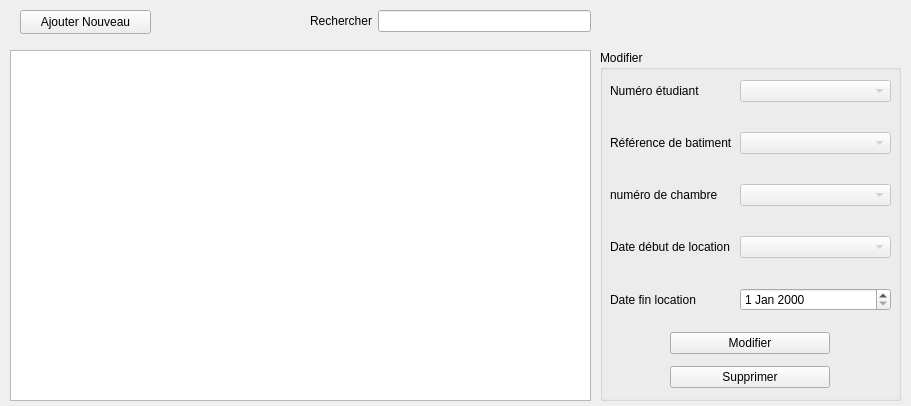
The window that cruds/louercrud.ui (Frankral/ProjetFinL1) describes before a commit, drawn with Qt 5.
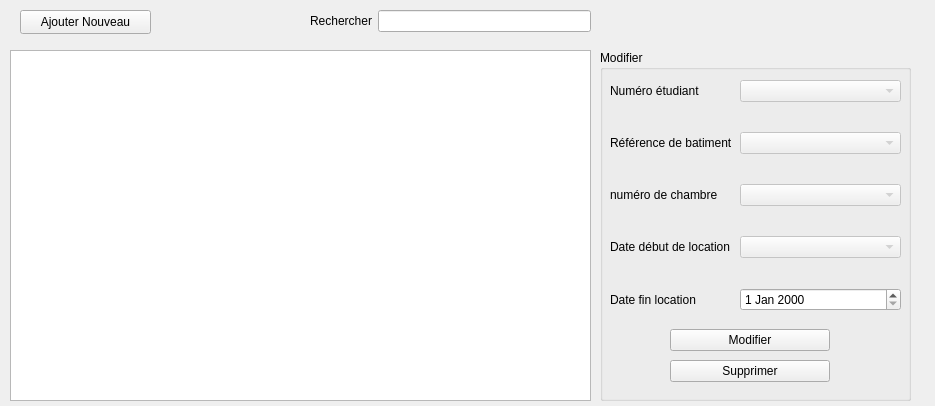
The same window after the commit. Custom widgets are drawn as their Qt base class.

```diff
--- a/cruds/louercrud.ui
+++ b/cruds/louercrud.ui
@@ -6,7 +6,7 @@
    <rect>
     <x>0</x>
     <y>0</y>
-    <width>911</width>
+    <width>935</width>
     <height>406</height>
    </rect>
   </property>
@@ -59,7 +59,7 @@
     <rect>
      <x>600</x>
      <y>50</y>
-     <width>301</width>
+     <width>311</width>
      <height>351</height>
     </rect>
    </property>
@@ -71,7 +71,7 @@
      <rect>
       <x>10</x>
       <y>30</y>
-      <width>281</width>
+      <width>291</width>
       <height>243</height>
      </rect>
     </property>
@@ -165,7 +165,7 @@
       <x>70</x>
       <y>270</y>
       <width>160</width>
-      <height>81</height>
+      <height>71</height>
      </rect>
     </property>
     <layout class="QVBoxLayout" name="verticalLayout">
```
